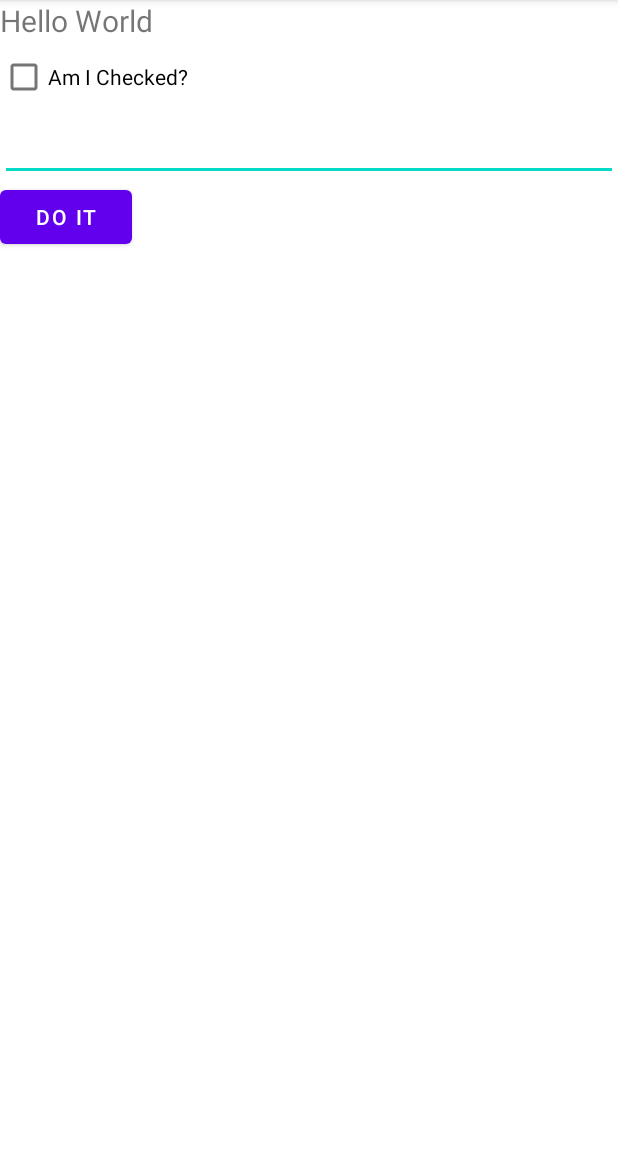
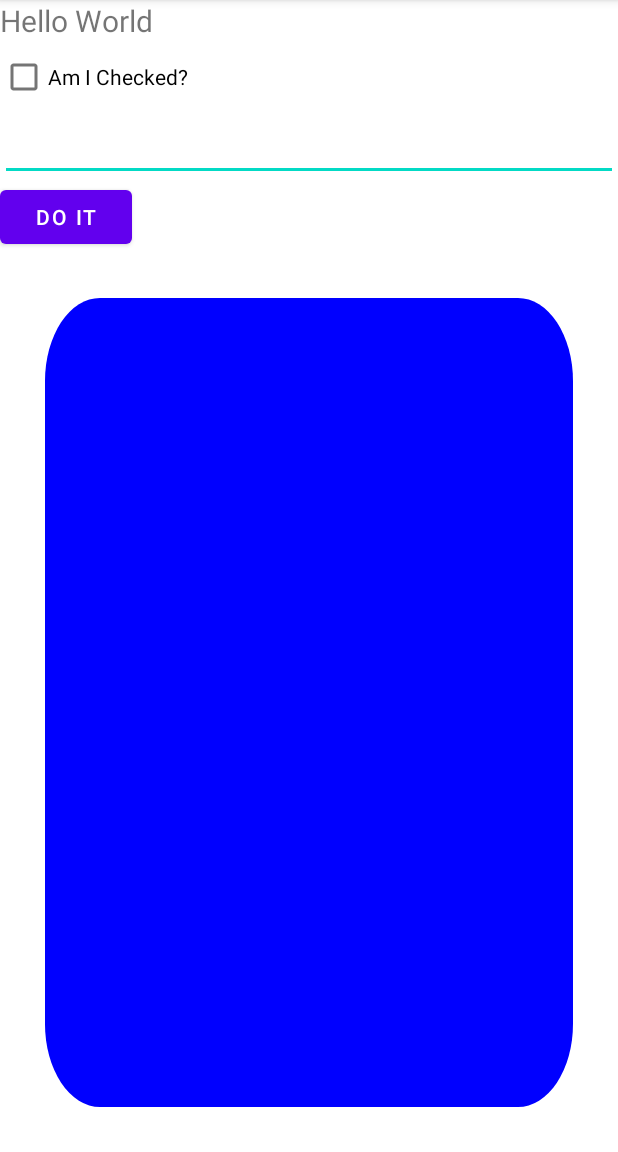
Before and after one commit to 211dbwls/SmartphoneGameProgramming_Project, an Android app: the screen it shows after launch (MainActivity), on a phone screen of 412 x 824 dp, the part 84-1236 px from its top. Run offline under Robolectric (Android 15) with nearby library versions, the phone set to English and light mode, and no system bars.

Commit message:
과제10 MoreControls - 사각형 그리기(layout_margin, padding)

```diff
--- a/Task_10/app/src/main/java/com/example/morecontrols/GameView.java
+++ b/Task_10/app/src/main/java/com/example/morecontrols/GameView.java
@@ -1,6 +1,9 @@
 package com.example.morecontrols;
 
 import android.content.Context;
+import android.graphics.Canvas;
+import android.graphics.Color;
+import android.graphics.Paint;
 import android.util.AttributeSet;
 import android.util.Log;
 import android.view.View;
@@ -9,13 +12,41 @@ public class GameView extends View {
 
     private static final String TAG = GameView.class.getSimpleName();
 
+    private Paint paint;
+
     public GameView(Context context) {
         super(context);
         Log.d(TAG, "GameView cons");
+
+        initView();
     }
 
     public GameView(Context context, AttributeSet as) {
         super(context, as);
         Log.d(TAG, "GameView cons with as");
+
+        initView();
+    }
+
+    private void initView() {
+        paint = new Paint();
+        paint.setColor(Color.BLUE);
+    }
+
+    @Override
+    protected void onDraw(Canvas canvas) {
+        // super.onDraw(canvas);
+
+        int left = getPaddingLeft();
+        int top = getPaddingTop();
+        int right = getPaddingRight();
+        int bottom = getPaddingBottom();
+        int width = getWidth();
+        int height = getHeight();
+
+        float rx = width / 10, ry = height / 10;
+        canvas.drawRoundRect(left, top, width - right, height - bottom, rx, ry, paint);
+
+        Log.d(TAG, "size: " + width +  ", " + height + " padding: " + left + ", " + top + ", " + right + ", " + bottom);
     }
 }
--- a/Task_10/app/src/main/res/layout/activity_main.xml
+++ b/Task_10/app/src/main/res/layout/activity_main.xml
@@ -40,6 +40,8 @@
         android:id="@+id/gameView"
         android:layout_width="match_parent"
         android:layout_height="match_parent"
+        android:layout_margin="20dp"
+        android:padding="10dp"
         />
 
 </LinearLayout>
```
